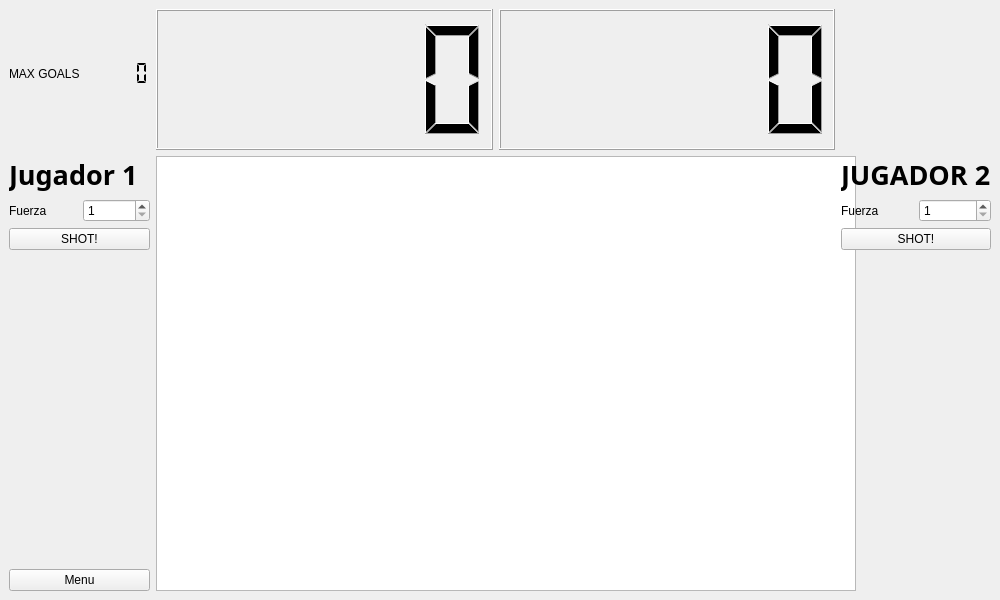
This is BP_game/bp_window.ui in Kennethch-02/DII-Proyecto-Let-s-play- as Qt 5 draws it before an edit. The edited form follows.
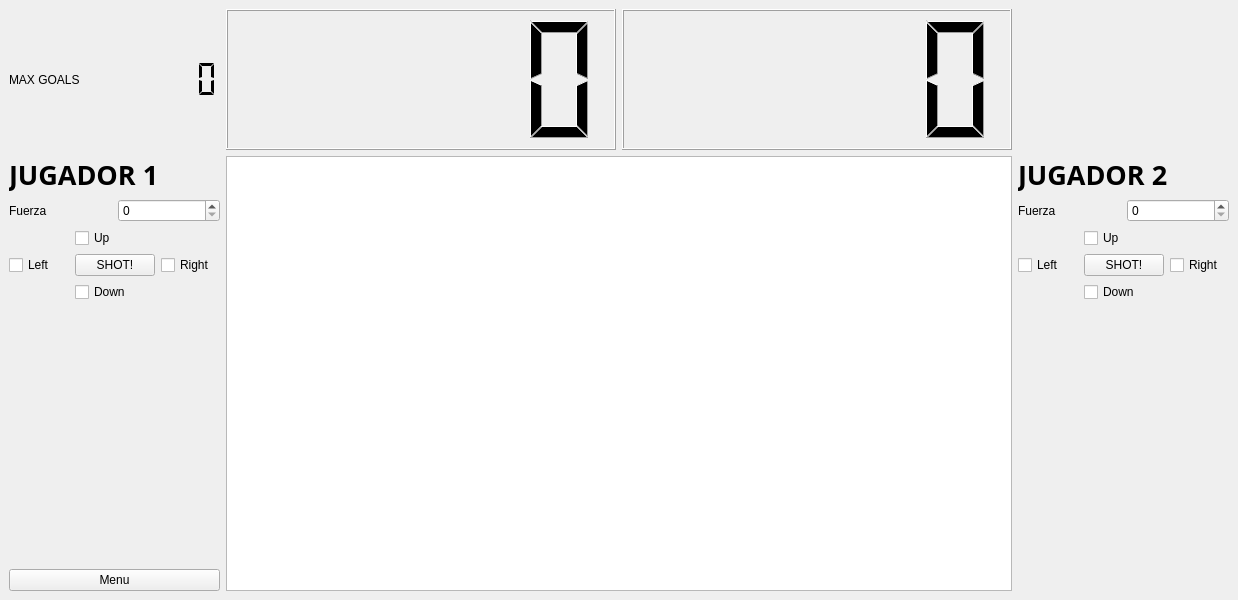
This is the edited form.

```diff
--- a/BP_game/bp_window.ui
+++ b/BP_game/bp_window.ui
@@ -6,7 +6,7 @@
    <rect>
     <x>0</x>
     <y>0</y>
-    <width>1000</width>
+    <width>1238</width>
     <height>600</height>
    </rect>
   </property>
@@ -18,16 +18,107 @@
   </property>
   <property name="maximumSize">
    <size>
-    <width>1000</width>
-    <height>1000</height>
+    <width>2000</width>
+    <height>1500</height>
    </size>
   </property>
   <property name="windowTitle">
    <string>BP_Window</string>
   </property>
   <widget class="QWidget" name="centralwidget">
-   <layout class="QGridLayout" name="gridLayout">
+   <layout class="QGridLayout" name="gridLayout_3">
     <item row="0" column="1">
+     <layout class="QGridLayout" name="gridLayout_4">
+      <item row="0" column="0">
+       <widget class="QLCDNumber" name="LCD_J1"/>
+      </item>
+      <item row="0" column="1">
+       <widget class="QLCDNumber" name="LCD_J2">
+        <property name="layoutDirection">
+         <enum>Qt::LeftToRight</enum>
+        </property>
+       </widget>
+      </item>
+     </layout>
+    </item>
+    <item row="5" column="0">
+     <widget class="QPushButton" name="Menu">
+      <property name="text">
+       <string>Menu</string>
+      </property>
+     </widget>
+    </item>
+    <item row="3" column="0">
+     <layout class="QGridLayout" name="gridLayout">
+      <item row="1" column="1">
+       <widget class="QPushButton" name="BTN_Shot1">
+        <property name="text">
+         <string>SHOT!</string>
+        </property>
+       </widget>
+      </item>
+      <item row="0" column="1">
+       <widget class="QCheckBox" name="Up1">
+        <property name="text">
+         <string>Up</string>
+        </property>
+       </widget>
+      </item>
+      <item row="1" column="0">
+       <widget class="QCheckBox" name="Left1">
+        <property name="text">
+         <string>Left</string>
+        </property>
+       </widget>
+      </item>
+      <item row="1" column="2">
+       <widget class="QCheckBox" name="Right1">
+        <property name="text">
+         <string>Right</string>
+        </property>
+       </widget>
+      </item>
+      <item row="2" column="1">
+       <widget class="QCheckBox" name="Down1">
+        <property name="text">
+         <string>Down</string>
+        </property>
+       </widget>
+      </item>
+     </layout>
+    </item>
+    <item row="4" column="0">
+     <spacer name="verticalSpacer">
+      <property name="orientation">
+       <enum>Qt::Vertical</enum>
+      </property>
+      <property name="sizeHint" stdset="0">
+       <size>
+        <width>20</width>
+        <height>238</height>
+       </size>
+      </property>
+     </spacer>
+    </item>
+    <item row="1" column="0">
+     <widget class="QLabel" name="L_Jugador1">
+      <property name="font">
+       <font>
+        <family>Ubuntu Condensed</family>
+        <pointsize>20</pointsize>
+        <weight>75</weight>
+        <bold>true</bold>
+       </font>
+      </property>
+      <property name="layoutDirection">
+       <enum>Qt::LeftToRight</enum>
+      </property>
+      <property name="text">
+       <string>JUGADOR 1</string>
+      </property>
+     </widget>
+    </item>
+    <item row="0" column="0">
      <layout class="QHBoxLayout" name="horizontalLayout_2">
       <item>
        <widget class="QLabel" name="label">
@@ -48,7 +139,7 @@
       </item>
      </layout>
     </item>
-    <item row="3" column="2">
+    <item row="1" column="1" rowspan="5">
      <widget class="QGraphicsView" name="graphicsView">
       <property name="sizePolicy">
        <sizepolicy hsizetype="Preferred" vsizetype="Preferred">
@@ -58,7 +149,7 @@
       </property>
       <property name="minimumSize">
        <size>
-        <width>700</width>
+        <width>786</width>
         <height>435</height>
        </size>
       </property>
@@ -70,48 +161,10 @@
       </property>
      </widget>
     </item>
-    <item row="0" column="2" rowspan="3">
-     <layout class="QGridLayout" name="gridLayout_4">
-      <item row="0" column="0">
-       <widget class="QLCDNumber" name="LCD_J1"/>
-      </item>
-      <item row="0" column="1">
-       <widget class="QLCDNumber" name="LCD_J2">
-        <property name="layoutDirection">
-         <enum>Qt::LeftToRight</enum>
-        </property>
-       </widget>
-      </item>
-     </layout>
-    </item>
-    <item row="3" column="1">
-     <layout class="QGridLayout" name="gridLayout_2">
-      <item row="1" column="0">
-       <layout class="QHBoxLayout" name="horizontalLayout">
-        <item>
-         <widget class="QLabel" name="label_2">
-          <property name="text">
-           <string>Fuerza</string>
-          </property>
-         </widget>
-        </item>
-       </layout>
-      </item>
-      <item row="4" column="0">
-       <spacer name="verticalSpacer">
-        <property name="orientation">
-         <enum>Qt::Vertical</enum>
-        </property>
-        <property name="sizeHint" stdset="0">
-         <size>
-          <width>20</width>
-          <height>40</height>
-         </size>
-        </property>
-       </spacer>
-      </item>
-      <item row="0" column="0" colspan="2">
-       <widget class="QLabel" name="L_Jugador1">
+    <item row="1" column="2" rowspan="5">
+     <layout class="QVBoxLayout" name="verticalLayout">
+      <item>
+       <widget class="QLabel" name="L_Jugador2">
         <property name="font">
          <font>
           <family>Ubuntu Condensed</family>
@@ -120,58 +173,27 @@
           <bold>true</bold>
          </font>
         </property>
-        <property name="layoutDirection">
-         <enum>Qt::LeftToRight</enum>
-        </property>
         <property name="text">
-         <string>Jugador 1</string>
+         <string>JUGADOR 2</string>
         </property>
        </widget>
       </item>
-      <item row="1" column="1">
-       <widget class="QSpinBox" name="Fuerza1">
-        <property name="minimum">
-         <number>1</number>
-        </property>
-        <property name="maximum">
-         <number>11</number>
-        </property>
-       </widget>
-      </item>
-      <item row="5" column="0" colspan="2">
-       <widget class="QPushButton" name="Menu">
-        <property name="text">
-         <string>Menu</string>
-        </property>
-       </widget>
-      </item>
-      <item row="2" column="0" colspan="2">
-       <widget class="QPushButton" name="BTN_Shot1">
-        <property name="text">
-         <string>SHOT!</string>
-        </property>
-       </widget>
-      </item>
-     </layout>
-    </item>
-    <item row="3" column="3">
-     <layout class="QGridLayout" name="gridLayout_3">
-      <item row="1" column="0">
-       <layout class="QGridLayout" name="gridLayout_5">
-        <item row="0" column="0">
+      <item>
+       <layout class="QHBoxLayout" name="horizontalLayout_4">
+        <item>
          <widget class="QLabel" name="label_4">
           <property name="text">
            <string>Fuerza</string>
           </property>
          </widget>
         </item>
-        <item row="0" column="1">
+        <item>
          <widget class="QSpinBox" name="Fuerza2">
           <property name="minimum">
-           <number>1</number>
+           <number>0</number>
           </property>
           <property name="maximum">
-           <number>10</number>
+           <number>11</number>
           </property>
           <property name="singleStep">
            <number>0</number>
@@ -179,48 +201,98 @@
           <property name="stepType">
            <enum>QAbstractSpinBox::DefaultStepType</enum>
           </property>
+          <property name="value">
+           <number>0</number>
+          </property>
+          <property name="displayIntegerBase">
+           <number>10</number>
+          </property>
          </widget>
         </item>
        </layout>
       </item>
-      <item row="3" column="0">
-       <spacer name="verticalSpacer_4">
-        <property name="orientation">
-         <enum>Qt::Vertical</enum>
-        </property>
-        <property name="sizeHint" stdset="0">
-         <size>
-          <width>20</width>
-          <height>40</height>
-         </size>
-        </property>
-       </spacer>
+      <item>
+       <layout class="QGridLayout" name="gridLayout_2">
+        <item row="1" column="1">
+         <widget class="QPushButton" name="BTN_Shot2">
+          <property name="text">
+           <string>SHOT!</string>
+          </property>
+         </widget>
+        </item>
+        <item row="0" column="1">
+         <widget class="QCheckBox" name="Up2">
+          <property name="text">
+           <string>Up</string>
+          </property>
+         </widget>
+        </item>
+        <item row="1" column="0">
+         <widget class="QCheckBox" name="Left2">
+          <property name="text">
+           <string>Left</string>
+          </property>
+         </widget>
+        </item>
+        <item row="1" column="2">
+         <widget class="QCheckBox" name="Right2">
+          <property name="text">
+           <string>Right</string>
+          </property>
+         </widget>
+        </item>
+        <item row="3" column="1">
+         <widget class="QCheckBox" name="Down2">
+          <property name="text">
+           <string>Down</string>
+          </property>
+         </widget>
+        </item>
+        <item row="4" column="2">
+         <spacer name="verticalSpacer_2">
+          <property name="orientation">
+           <enum>Qt::Vertical</enum>
+          </property>
+          <property name="sizeHint" stdset="0">
+           <size>
+            <width>20</width>
+            <height>40</height>
+           </size>
+          </property>
+         </spacer>
+        </item>
+       </layout>
       </item>
-      <item row="2" column="0">
-       <widget class="QPushButton" name="BTN_Shot2">
+     </layout>
+    </item>
+    <item row="2" column="0">
+     <layout class="QHBoxLayout" name="horizontalLayout">
+      <item>
+       <widget class="QLabel" name="label_2">
         <property name="text">
-         <string>SHOT!</string>
+         <string>Fuerza</string>
         </property>
        </widget>
       </item>
-      <item row="0" column="0">
-       <widget class="QLabel" name="L_Jugador2">
-        <property name="font">
-         <font>
-          <family>Ubuntu Condensed</family>
-          <pointsize>20</pointsize>
-          <weight>75</weight>
-          <bold>true</bold>
-         </font>
+      <item>
+       <widget class="QSpinBox" name="Fuerza1">
+        <property name="minimum">
+         <number>0</number>
         </property>
-        <property name="text">
-         <string>JUGADOR 2</string>
+        <property name="maximum">
+         <number>12</number>
         </property>
+        <property name="value">
+         <number>0</number>
+        </property>
+        <property name="displayIntegerBase">
+         <number>10</number>
+        </property>
        </widget>
       </item>
      </layout>
     </item>
-    <item row="0" column="3">
+    <item row="0" column="2">
      <spacer name="verticalSpacer_5">
       <property name="orientation">
        <enum>Qt::Vertical</enum>
```
Left out of the diff: 2 changed lines with no effect on the pictures.
